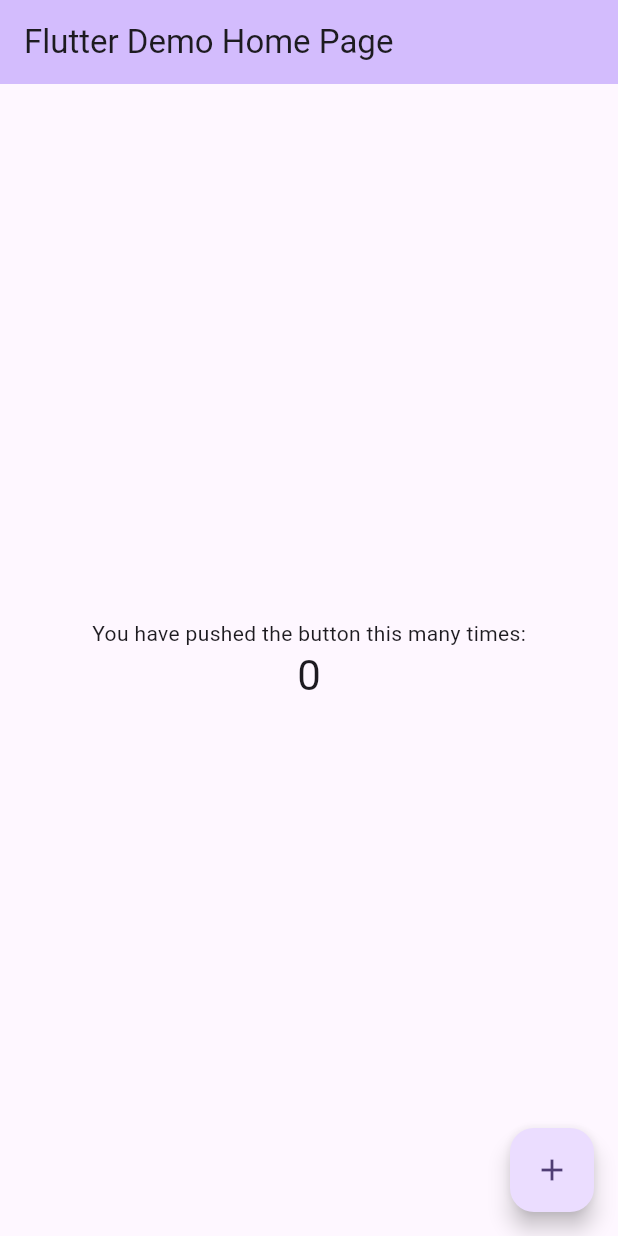
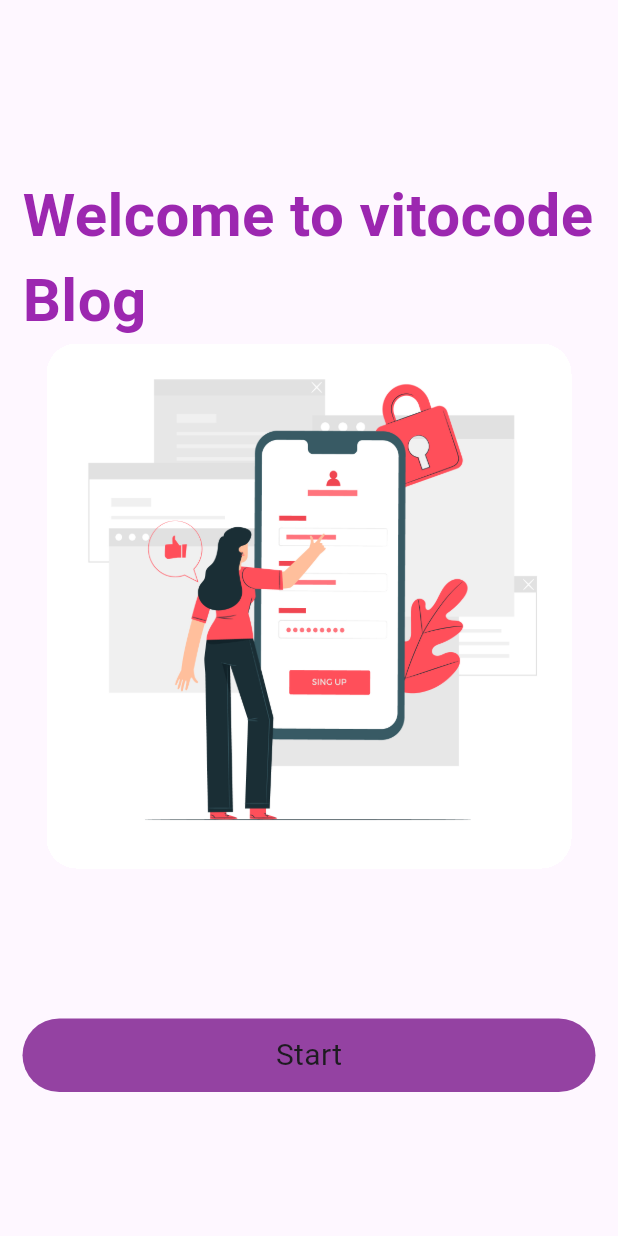
Before and after one commit to HenokG7/blog_app_mobile, a Flutter app: the screen it shows after launch, on a phone screen of 412 x 824 dp. Run offline on Flutter 3.47's test engine with Material 3 defaults, Android fonts, the phone set to English and light mode, and no system bars; our stand-ins replace country_picker, firebase_auth, firebase_core, google_fonts, pinput, shared_preferences; accounts and stored records are empty; Roboto replaces fonts that are missing (Ephesis).

Commit message:
working otp

```diff
--- /dev/null
+++ b/lib/Screens/welcomescreen.dart
@@ -0,0 +1,90 @@
+import 'package:blog/Screens/Home_Screen.dart';
+import 'package:blog/Screens/Register_screen.dart';
+import 'package:blog/provider/auth_provider.dart';
+import 'package:flutter/material.dart';
+import 'package:google_fonts/google_fonts.dart';
+import 'package:provider/provider.dart';
+
+class WelcomeScreen extends StatelessWidget {
+  const WelcomeScreen({super.key});
+
+  @override
+  Widget build(BuildContext context) {
+    final ap = Provider.of<AuthProvider>(context, listen: false);
+
+    return Scaffold(
+      body: Padding(
+        padding: const EdgeInsets.all(15.0),
+        child: Column(
+          children: [
+            const SizedBox(
+              height: 100,
+            ),
+            Text("Welcome to vitocode Blog",
+                style: GoogleFonts.ephesis(
+                  color: Colors.purple,
+                  fontSize: 40,
+                  fontWeight: FontWeight.bold,
+                )
+                // TextStyle(
+                //     fontSize: 40,
+                //     fontWeight: FontWeight.bold,
+                //     color: Color.fromARGB(255, 115, 26, 131)),
+                ),
+            Container(
+                height: 350,
+                width: 350,
+                clipBehavior: Clip.hardEdge,
+                decoration: BoxDecoration(
+                  borderRadius: BorderRadius.circular(20),
+                ),
+                child: Image.asset(
+                  "assets/images/welcome.jpg",
+                  fit: BoxFit.fill,
+                )),
+            const SizedBox(
+              height: 100,
+            ),
+            GestureDetector(
+              onTap: () {
+                ap.isSignedIn == true
+                    ? Navigator.push(
+                        context,
+                        MaterialPageRoute(
+                            builder: (context) => const HomeScreen()))
+                    : Navigator.of(context).push(MaterialPageRoute(
+                        builder: (context) => const RegisterScreen()));
+              },
+              child: Container(
+                decoration: BoxDecoration(
+                  color: const Color.fromARGB(255, 148, 66, 162),
+                  borderRadius: BorderRadius.circular(30),
+                ),
+                child: const Padding(
+                  padding: EdgeInsets.all(10.0),
+                  child: Column(
+                    children: [
+                      Text(
+                        "Start",
+                        style: TextStyle(
+                          fontSize: 20,
+                        ),
+                      ),
+                      Row(
+                        children: [
+                          SizedBox(
+                            width: 10,
+                          )
+                        ],
+                      )
+                    ],
+                  ),
+                ),
+              ),
+            )
+          ],
+        ),
+      ),
+    );
+  }
+}
--- a/lib/main.dart
+++ b/lib/main.dart
@@ -1,6 +1,15 @@
+import 'package:blog/Screens/welcomescreen.dart';
+import 'package:blog/firebase_options.dart';
+import 'package:blog/provider/auth_provider.dart';
+import 'package:firebase_core/firebase_core.dart';
 import 'package:flutter/material.dart';
+import 'package:provider/provider.dart';
 
-void main() {
+Future<void> main() async {
+  WidgetsFlutterBinding.ensureInitialized();
+  await Firebase.initializeApp(
+    options: DefaultFirebaseOptions.currentPlatform,
+  );
   runApp(const MyApp());
 }
 
@@ -10,116 +19,12 @@ class MyApp extends StatelessWidget {
   // This widget is the root of your application.
   @override
   Widget build(BuildContext context) {
-    return MaterialApp(
-      title: 'Flutter Demo',
-      theme: ThemeData(
-        // This is the theme of your application.
-        //
-        // TRY THIS: Try running your application with "flutter run". You'll see
-        // the application has a blue toolbar. Then, without quitting the app,
-        // try changing the seedColor in the colorScheme below to Colors.green
-        // and then invoke "hot reload" (save your changes or press the "hot
-        // reload" button in a Flutter-supported IDE, or press "r" if you used
-        // the command line to start the app).
-        //
-        // Notice that the counter didn't reset back to zero; the application
-        // state is not lost during the reload. To reset the state, use hot
-        // restart instead.
-        //
-        // This works for code too, not just values: Most code changes can be
-        // tested with just a hot reload.
-        colorScheme: ColorScheme.fromSeed(seedColor: Colors.deepPurple),
-        useMaterial3: true,
+    return MultiProvider(
+      providers: [ChangeNotifierProvider(create: (_) => AuthProvider())],
+      child: const MaterialApp(
+        debugShowCheckedModeBanner: false,
+        home: WelcomeScreen(),
       ),
-      home: const MyHomePage(title: 'Flutter Demo Home Page'),
     );
   }
 }
-
-class MyHomePage extends StatefulWidget {
-  const MyHomePage({super.key, required this.title});
-
-  // This widget is the home page of your application. It is stateful, meaning
-  // that it has a State object (defined below) that contains fields that affect
-  // how it looks.
-
-  // This class is the configuration for the state. It holds the values (in this
-  // case the title) provided by the parent (in this case the App widget) and
-  // used by the build method of the State. Fields in a Widget subclass are
-  // always marked "final".
-
-  final String title;
-
-  @override
-  State<MyHomePage> createState() => _MyHomePageState();
-}
-
-class _MyHomePageState extends State<MyHomePage> {
-  int _counter = 0;
-
-  void _incrementCounter() {
-    setState(() {
-      // This call to setState tells the Flutter framework that something has
-      // changed in this State, which causes it to rerun the build method below
-      // so that the display can reflect the updated values. If we changed
-      // _counter without calling setState(), then the build method would not be
-      // called again, and so nothing would appear to happen.
-      _counter++;
-    });
-  }
-
-  @override
-  Widget build(BuildContext context) {
-    // This method is rerun every time setState is called, for instance as done
-    // by the _incrementCounter method above.
-    //
-    // The Flutter framework has been optimized to make rerunning build methods
-    // fast, so that you can just rebuild anything that needs updating rather
-    // than having to individually change instances of widgets.
-    return Scaffold(
-      appBar: AppBar(
-        // TRY THIS: Try changing the color here to a specific color (to
-        // Colors.amber, perhaps?) and trigger a hot reload to see the AppBar
-        // change color while the other colors stay the same.
-        backgroundColor: Theme.of(context).colorScheme.inversePrimary,
-        // Here we take the value from the MyHomePage object that was created by
-        // the App.build method, and use it to set our appbar title.
-        title: Text(widget.title),
-      ),
-      body: Center(
-        // Center is a layout widget. It takes a single child and positions it
-        // in the middle of the parent.
-        child: Column(
-          // Column is also a layout widget. It takes a list of children and
-          // arranges them vertically. By default, it sizes itself to fit its
-          // children horizontally, and tries to be as tall as its parent.
-          //
-          // Column has various properties to control how it sizes itself and
-          // how it positions its children. Here we use mainAxisAlignment to
-          // center the children vertically; the main axis here is the vertical
-          // axis because Columns are vertical (the cross axis would be
-          // horizontal).
-          //
-          // TRY THIS: Invoke "debug painting" (choose the "Toggle Debug Paint"
-          // action in the IDE, or press "p" in the console), to see the
-          // wireframe for each widget.
-          mainAxisAlignment: MainAxisAlignment.center,
-          children: <Widget>[
-            const Text(
-              'You have pushed the button this many times:',
-            ),
-            Text(
-              '$_counter',
-              style: Theme.of(context).textTheme.headlineMedium,
-            ),
-          ],
-        ),
-      ),
-      floatingActionButton: FloatingActionButton(
-        onPressed: _incrementCounter,
-        tooltip: 'Increment',
-        child: const Icon(Icons.add),
-      ), // This trailing comma makes auto-formatting nicer for build methods.
-    );
-  }
-}
--- /dev/null
+++ b/lib/utils/utils.dart
@@ -0,0 +1,6 @@
+import 'package:flutter/material.dart';
+import 'package:flutter/widgets.dart';
+
+void showSnackBar(BuildContext context, String content) {
+  ScaffoldMessenger.of(context).showSnackBar(SnackBar(content: Text(content)));
+}
```
Also changed, not shown: lib/Screens/Home_Screen.dart (added, +19 -0 lines), lib/Screens/Register_screen.dart (added, +146 -0 lines), lib/Screens/otp_screen.dart (added, +122 -0 lines), lib/provider/auth_provider.dart (added, +44 -0 lines), pubspec.yaml (+14 -4 lines), assets/images/reg.jpg (added), assets/images/signup.jpg (added), assets/images/welcome.jpg (added), lib/firebase_options.dart (added), pubspec.lock, 26 other files.
